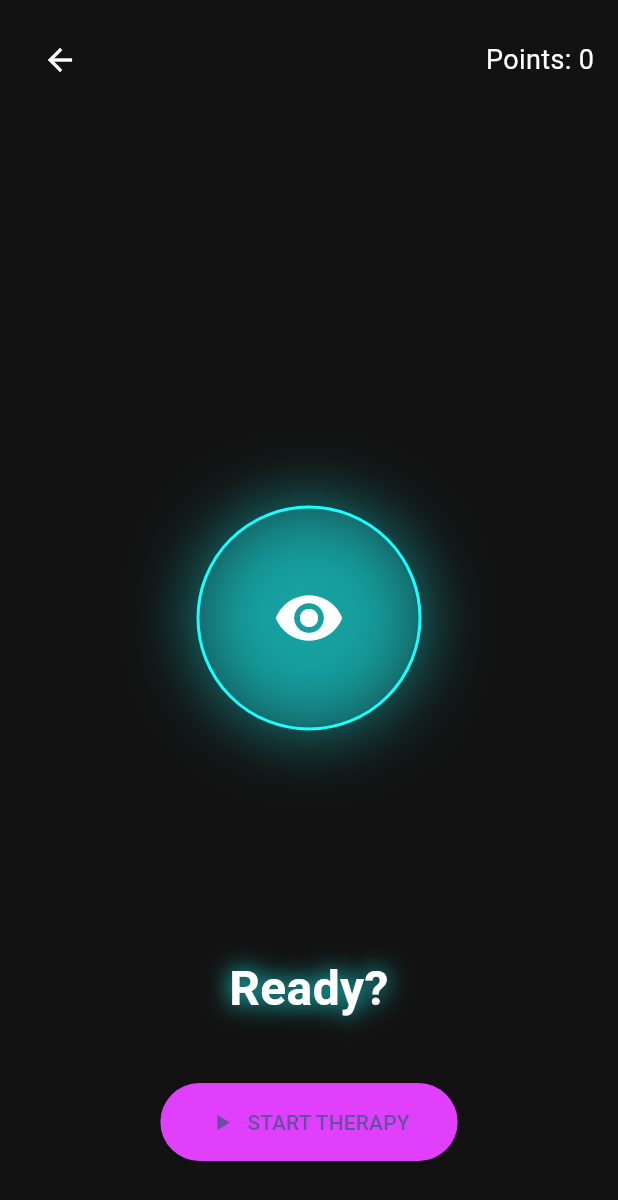
After one commit to GTripathee/eyes-gym, a Flutter app: the screen it shows after launch, after a tap on "ZEN FOCUS", on a phone screen of 412 x 824 dp. The commit adds this screen. Shown: the top 1200 px of the screen. Run offline on Flutter 3.47's test engine with Material 3 defaults, Android fonts, the phone set to English and light mode, and no system bars; our stand-ins replace audioplayers, camera, fl_chart, shared_preferences; missing offline and left inert: google_mlkit_face_detection.

Commit message:
feat: Add zen focus mode for audio guided therapy

```diff
--- /dev/null
+++ b/lib/models/focus_mode_models.dart
@@ -0,0 +1,43 @@
+enum NoteType { short, long }
+
+class BlinkNote {
+  final NoteType type;
+  final Duration duration; // How long to hold (for long) or window size (for short)
+  final Duration startTime; // When this note appears in the song
+
+  BlinkNote({
+    required this.type,
+    required this.duration,
+    required this.startTime,
+  });
+}
+
+class FocusSong {
+  final String title;
+  final String audioAssetPath;
+  final List<BlinkNote> notes;
+
+  FocusSong({
+    required this.title,
+    required this.audioAssetPath,
+    required this.notes,
+  });
+
+  // Mock Song Data
+  static FocusSong calmPiano() {
+    return FocusSong(
+      title: "Calm Piano",
+      audioAssetPath: "audio/piano_calm.mp3",
+      notes: [
+        // 0:02 - Short Blink
+        BlinkNote(type: NoteType.short, duration: const Duration(milliseconds: 400), startTime: const Duration(seconds: 2)),
+        // 0:04 - Short Blink
+        BlinkNote(type: NoteType.short, duration: const Duration(milliseconds: 400), startTime: const Duration(seconds: 4)),
+        // 0:06 - LONG HOLD (2 seconds)
+        BlinkNote(type: NoteType.long, duration: const Duration(milliseconds: 2000), startTime: const Duration(seconds: 6)),
+        // 0:10 - Short Blink
+        BlinkNote(type: NoteType.short, duration: const Duration(milliseconds: 400), startTime: const Duration(seconds: 10)),
+      ],
+    );
+  }
+}
--- a/lib/viewmodels/camera_view_model.dart
+++ b/lib/viewmodels/camera_view_model.dart
@@ -61,7 +61,8 @@ class CameraViewModel extends ChangeNotifier {
   }
 
   Future<void> _processImage(CameraImage image) async {
-    final inputImage = _imageConversionService.convertCameraImage(image);
+    // FIX: Pass the 'camera' description here to access sensorOrientation
+    final inputImage = _imageConversionService.convertCameraImage(image, camera);
 
     if (inputImage == null) {
       _isDetecting = false;
--- /dev/null
+++ b/lib/viewmodels/focus_session_view_model.dart
@@ -0,0 +1,181 @@
+import 'dart:async';
+import 'package:audioplayers/audioplayers.dart';
+import 'package:camera/camera.dart';
+import 'package:eyesgym/models/focus_mode_models.dart';
+import 'package:eyesgym/models/face_detection_state.dart';
+import 'package:eyesgym/services/blink_detection_service.dart';
+import 'package:eyesgym/services/face_detection_service.dart';
+import 'package:eyesgym/services/image_conversion_service.dart';
+import 'package:eyesgym/services/storage_service.dart';
+import 'package:flutter/foundation.dart';
+
+class FocusSessionViewModel extends ChangeNotifier {
+  final CameraDescription camera;
+  final FaceDetectionService _faceDetectionService;
+  final ImageConversionService _imageConversionService;
+  final BlinkDetectionService _blinkDetectionService;
+
+  late CameraController _controller;
+  CameraController get controller => _controller;
+  final AudioPlayer _audioPlayer = AudioPlayer();
+
+  bool _isInitialized = false;
+  bool get isInitialized => _isInitialized;
+
+  bool _isSessionActive = false;
+  bool get isSessionActive => _isSessionActive;
+
+  FaceDetectionState _detectionState = FaceDetectionState();
+  FaceDetectionState get detectionState => _detectionState;
+
+  // Session Data
+  final FocusSong _currentSong = FocusSong.calmPiano();
+  int _currentNoteIndex = 0;
+  BlinkNote? get currentNote => _currentNoteIndex < _currentSong.notes.length ? _currentSong.notes[_currentNoteIndex] : null;
+
+  String _feedbackMessage = "Ready?";
+  String get feedbackMessage => _feedbackMessage;
+
+  int _score = 0;
+  int get score => _score;
+  int _sessionBlinks = 0;
+
+  Timer? _gameLoopTimer;
+  DateTime? _sessionStartTime;
+  bool _isDetecting = false;
+
+  FocusSessionViewModel({required this.camera})
+      : _faceDetectionService = FaceDetectionService(),
+        _imageConversionService = ImageConversionService(),
+        _blinkDetectionService = BlinkDetectionService();
+
+  Future<void> initialize() async {
+    _controller = CameraController(
+      camera,
+      ResolutionPreset.medium,
+      enableAudio: false,
+      imageFormatGroup: ImageFormatGroup.yuv420,
+    );
+    await _controller.initialize();
+    _isInitialized = true;
+    notifyListeners();
+    _controller.startImageStream((image) {
+      if (!_isDetecting) _processImage(image);
+    });
+  }
+
+  Future<void> _processImage(CameraImage image) async {
+    _isDetecting = true;
+    try {
+      final inputImage = _imageConversionService.convertCameraImage(image, camera);
+      if (inputImage == null) return;
+      final faces = await _faceDetectionService.detectFaces(inputImage);
+
+      _detectionState = _detectionState.copyWith(faces: faces);
+
+      if (_isSessionActive && _detectionState.eyeState != null) {
+        final blinkEvent = _blinkDetectionService.detectBlink(_detectionState.eyeState!);
+        _checkRhythm(blinkEvent);
+      }
+      notifyListeners();
+    } catch (e) {
+      print(e);
+    } finally {
+      _isDetecting = false;
+    }
+  }
+
+  void startSession() async {
+    _isSessionActive = true;
+    _score = 0;
+    _currentNoteIndex = 0;
+    _sessionBlinks = 0;
+    _feedbackMessage = "Listen...";
+    _sessionStartTime = DateTime.now();
+
+    // Play Audio (Uncomment if you have file)
+    // await _audioPlayer.play(AssetSource(_currentSong.audioAssetPath));
+
+    _gameLoopTimer = Timer.periodic(const Duration(milliseconds: 50), (timer) {
+      _updateLoop();
+    });
+    notifyListeners();
+  }
+
+  void _updateLoop() {
+    if (!_isSessionActive) return;
+
+    final now = DateTime.now();
+    final elapsed = now.difference(_sessionStartTime!);
+
+    // Check Song End
+    if (_currentNoteIndex >= _currentSong.notes.length) {
+      // Allow a few seconds after last note before ending
+      if (elapsed > _currentSong.notes.last.startTime + const Duration(seconds: 4)) {
+        stopSession();
+      }
+      return;
+    }
+
+    final note = _currentSong.notes[_currentNoteIndex];
+
+    // Move to next note if this one passed
+    if (elapsed > note.startTime + note.duration + const Duration(milliseconds: 500)) {
+       _currentNoteIndex++;
+       _feedbackMessage = "Listen...";
+    } else if (elapsed >= note.startTime && elapsed <= note.startTime + note.duration) {
+       // INSIDE NOTE WINDOW
+       if (note.type == NoteType.long) {
+         _feedbackMessage = "HOLD BLINK...";
+       } else {
+         _feedbackMessage = "BLINK NOW!";
+       }
+    }
+    notifyListeners();
+  }
+
+  void _checkRhythm(BlinkEvent? event) {
+    if (currentNote == null) return;
+
+    final now = DateTime.now();
+    final elapsed = now.difference(_sessionStartTime!);
+    final note = currentNote!;
+
+    // Window of opportunity
+    bool inWindow = elapsed >= note.startTime &&
+                    elapsed <= note.startTime + note.duration + const Duration(milliseconds: 300);
+
+    if (inWindow) {
+        if (note.type == NoteType.short && event?.type == BlinkType.blinkComplete) {
+            _score += 10;
+            _sessionBlinks++;
+            _feedbackMessage = "Perfect Rhythm!";
+        } else if (note.type == NoteType.long) {
+            // Logic for hold
+            if (event?.type == BlinkType.blinkComplete && event!.duration > const Duration(milliseconds: 800)) {
+                _score += 20;
+                _sessionBlinks++;
+                _feedbackMessage = "Great Hold!";
+            }
+        }
+    }
+  }
+
+  void stopSession() {
+    _isSessionActive = false;
+    _gameLoopTimer?.cancel();
+    _audioPlayer.stop();
+    StorageService().saveGameSession(_score, _sessionBlinks);
+    _feedbackMessage = "Session Complete";
+    notifyListeners();
+  }
+
+  @override
+  void dispose() {
+    _gameLoopTimer?.cancel();
+    _controller.dispose();
+    _faceDetectionService.dispose();
+    _audioPlayer.dispose();
+    super.dispose();
+  }
+}
--- a/lib/viewmodels/game_view_model.dart
+++ b/lib/viewmodels/game_view_model.dart
@@ -110,7 +110,7 @@ class GameViewModel extends ChangeNotifier {
   Future<void> _processImage(CameraImage image) async {
     _isDetecting = true;
     try {
-      final inputImage = _imageConversionService.convertCameraImage(image);
+      final inputImage = _imageConversionService.convertCameraImage(image, camera);
       if (inputImage == null) return;
 
       final faces = await _faceDetectionService.detectFaces(inputImage);
--- /dev/null
+++ b/lib/views/focus_session_screen.dart
@@ -0,0 +1,138 @@
+import 'package:camera/camera.dart';
+import 'package:eyesgym/models/focus_mode_models.dart';
+import 'package:eyesgym/viewmodels/focus_session_view_model.dart';
+import 'package:flutter/material.dart';
+
+class FocusSessionScreen extends StatefulWidget {
+  final CameraDescription camera;
+  const FocusSessionScreen({Key? key, required this.camera}) : super(key: key);
+
+  @override
+  State<FocusSessionScreen> createState() => _FocusSessionScreenState();
+}
+
+class _FocusSessionScreenState extends State<FocusSessionScreen> {
+  late FocusSessionViewModel _viewModel;
+
+  @override
+  void initState() {
+    super.initState();
+    _viewModel = FocusSessionViewModel(camera: widget.camera);
+    _viewModel.addListener(() => setState(() {}));
+    _viewModel.initialize();
+  }
+
+  @override
+  void dispose() {
+    _viewModel.dispose();
+    super.dispose();
+  }
+
+  @override
+  Widget build(BuildContext context) {
+    if (!_viewModel.isInitialized) {
+      return const Scaffold(backgroundColor: Color(0xFF121212), body: Center(child: CircularProgressIndicator()));
+    }
+
+    return Scaffold(
+      backgroundColor: const Color(0xFF121212),
+      body: Stack(
+        children: [
+          // 1. Central Visual
+          Center(
+            child: AnimatedContainer(
+              duration: const Duration(milliseconds: 300),
+              width: _getVisualSize(),
+              height: _getVisualSize(),
+              decoration: BoxDecoration(
+                shape: BoxShape.circle,
+                color: _getVisualColor().withOpacity(0.2),
+                border: Border.all(color: _getVisualColor(), width: 2),
+                boxShadow: [BoxShadow(color: _getVisualColor().withOpacity(0.5), blurRadius: 40)],
+              ),
+              child: Center(
+                child: Icon(
+                  _viewModel.detectionState.eyeState?.isBothEyesClosed == true
+                      ? Icons.visibility_off
+                      : Icons.visibility,
+                  color: Colors.white,
+                  size: 48,
+                ),
+              ),
+            ),
+          ),
+
+          // 2. UI Overlay
+          SafeArea(
+            child: Column(
+              children: [
+                // Header
+                Padding(
+                  padding: const EdgeInsets.all(16.0),
+                  child: Row(
+                    mainAxisAlignment: MainAxisAlignment.spaceBetween,
+                    children: [
+                      IconButton(
+                        icon: const Icon(Icons.arrow_back, color: Colors.white),
+                        onPressed: () => Navigator.pop(context),
+                      ),
+                      Text("Points: ${_viewModel.score}", style: const TextStyle(color: Colors.white, fontSize: 18)),
+                    ],
+                  ),
+                ),
+
+                const Spacer(),
+
+                // Feedback Text
+                Text(
+                  _viewModel.feedbackMessage,
+                  textAlign: TextAlign.center,
+                  style: TextStyle(
+                    color: Colors.white,
+                    fontSize: 32,
+                    fontWeight: FontWeight.bold,
+                    shadows: [Shadow(color: _getVisualColor(), blurRadius: 20)],
+                  ),
+                ),
+
+                const SizedBox(height: 40),
+
+                // Start Button
+                if (!_viewModel.isSessionActive)
+                  ElevatedButton.icon(
+                    onPressed: _viewModel.startSession,
+                    icon: const Icon(Icons.play_arrow),
+                    label: const Text("START THERAPY"),
+                    style: ElevatedButton.styleFrom(
+                      backgroundColor: Colors.purpleAccent,
+                      padding: const EdgeInsets.symmetric(horizontal: 32, vertical: 16),
+                      shape: RoundedRectangleBorder(borderRadius: BorderRadius.circular(30)),
+                    ),
+                  ),
+
+                const SizedBox(height: 50),
+              ],
+            ),
+          ),
+        ],
+      ),
+    );
+  }
+
+  double _getVisualSize() {
+      // Get larger when "Blink Now" is active to draw attention
+      if (_viewModel.currentNote != null && _viewModel.feedbackMessage.contains("BLINK")) {
+          return 250.0;
+      }
+      return 150.0;
+  }
+
+  Color _getVisualColor() {
+      final note = _viewModel.currentNote;
+      if (note != null) {
+          // Purple for Hold (Long), Cyan for Tap (Short)
+          return note.type == NoteType.long ? Colors.purpleAccent : Colors.cyanAccent;
+      }
+      return Colors.grey;
+  }
+}
--- a/lib/views/landing_page.dart
+++ b/lib/views/landing_page.dart
@@ -1,6 +1,7 @@
 import 'package:camera/camera.dart';
 import 'package:eyesgym/views/dashboard_screen.dart';
 import 'package:eyesgym/views/game_screen.dart';
+import 'package:eyesgym/views/focus_session_screen.dart';
 import 'package:flutter/material.dart';
 
 class LandingPage extends StatelessWidget {
@@ -75,18 +76,35 @@ class LandingPage extends StatelessWidget {
 
               const Spacer(),
 
-              // ACTION BUTTONS
               _buildMenuButton(
                 context,
-                title: "START EXERCISE",
-                subtitle: "Jump straight into a session",
-                icon: Icons.play_arrow_rounded,
+                title: "START RACE",
+                subtitle: "Gamified Blink Training",
+                icon: Icons.sports_esports,
                 color: Colors.green,
                 onTap: () => _navigateToGame(context),
               ),
 
               const SizedBox(height: 16),
 
+              // 2. ZEN FOCUS (NEW)
+              _buildMenuButton(
+                context,
+                title: "ZEN FOCUS",
+                subtitle: "Audio-Guided Therapy",
+                icon: Icons.headphones,
+                color: Colors.purpleAccent,
+                onTap: () {
+                     Navigator.push(
+                      context,
+                      MaterialPageRoute(builder: (context) => FocusSessionScreen(camera: camera)),
+                    );
+                },
+              ),
+
+              const SizedBox(height: 16),
+
+              // 3. DASHBOARD
               _buildMenuButton(
                 context,
                 title: "MY DASHBOARD",
--- a/pubspec.yaml
+++ b/pubspec.yaml
@@ -41,6 +41,7 @@ dependencies:
   shared_preferences: ^2.2.2
   fl_chart: ^0.66.0
   intl: ^0.19.0 # For date formatting
+  audioplayers: ^6.0.0
 
 dev_dependencies:
   flutter_test:
```
Also changed, not shown: lib/services/image_conversion_service.dart (+23 -5 lines), pubspec.lock, 6 other files.
